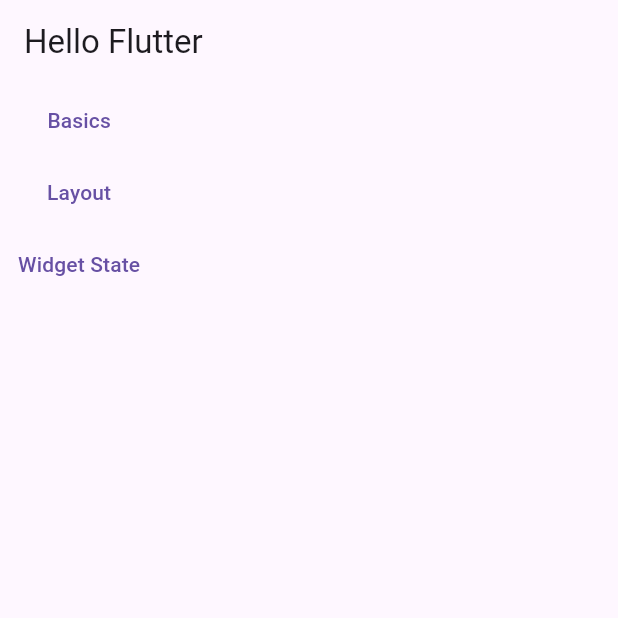
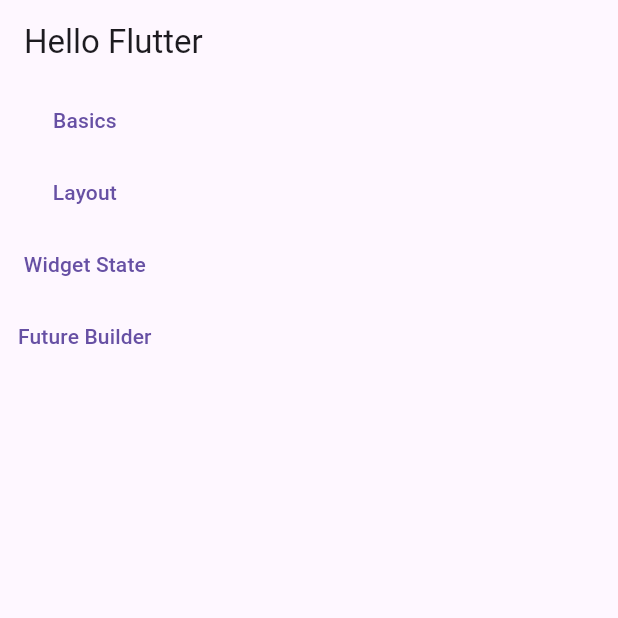
Before and after one commit to tonimorell/dart-flutter-tutorial, a Flutter app: the screen it shows after launch, on a phone screen of 412 x 824 dp, the top half of it. Run offline on Flutter 3.47's test engine with Material 3 defaults, Android fonts, the phone set to English and light mode, and no system bars.

```diff
--- a/dart/basic.dart
+++ b/dart/basic.dart
@@ -1,5 +1,5 @@
 var name = "Flutter Dev"; // Type inferred as String
-final age = 25; // Immutable variable
+const age = 25; // Immutable variable
 const PI = 3.14; // Compile-time constant
 
 int count = 5;
--- a/dart/exercise.dart
+++ b/dart/exercise.dart
@@ -46,8 +46,8 @@ List<NetworkElement> combineAndSort(List<NetworkElement> list1, List<NetworkElem
 }
 void main() {
   List<NetworkElement> sortedList = combineAndSort(listOne, listTwo, false, 'volume');
-  sortedList.forEach((element) {
+  for (var element in sortedList) {
     print('ID: ${element.id}, Volume: ${element.volume}, Name: ${element.name}');
     // print(element.toString());
-  });
+  }
 }
--- a/lib/main.dart
+++ b/lib/main.dart
@@ -1,5 +1,6 @@
 import 'package:flutter/material.dart';
 import 'package:flutter_tutorial/screens/basics.dart';
+import 'package:flutter_tutorial/screens/future_builder.dart';
 import 'package:flutter_tutorial/screens/layout.dart';
 import 'package:flutter_tutorial/screens/widget_state.dart';
 
@@ -8,17 +9,20 @@ void main() {
 }
 
 class MyApp extends StatelessWidget {
+  const MyApp({super.key});
+
   @override
   Widget build(BuildContext context) {
     return MaterialApp(
       routes: {
         '/basics': (context) => BasicsPage(),
-        '/layout': (context) => LayoutPage(),
-        '/widget-state': (context) => WidgetStatePage()
+        '/layout': (context) => const LayoutPage(),
+        '/widget-state': (context) => const WidgetStatePage(),
+        '/future-builder': (context) => const FutureBuilderPage()
       },
       home: Scaffold(
         appBar: AppBar(
-          title: Text("Hello Flutter"),
+          title: const Text("Hello Flutter"),
         ),
         body: Builder(builder: (context) {
           return Column(
@@ -27,19 +31,25 @@ class MyApp extends StatelessWidget {
                 onPressed: () {
                   Navigator.pushNamed(context, '/basics');
                 },
-                child: Text("Basics"),
+                child: const Text("Basics"),
               ),
               TextButton(
                 onPressed: () {
                   Navigator.pushNamed(context, '/layout');
                 },
-                child: Text("Layout"),
+                child: const Text("Layout"),
               ),
               TextButton(
                 onPressed: () {
                   Navigator.pushNamed(context, '/widget-state');
                 },
-                child: Text("Widget State"),
+                child: const Text("Widget State"),
+              ),
+              TextButton(
+                onPressed: () {
+                  Navigator.pushNamed(context, '/future-builder');
+                },
+                child: const Text("Future Builder"),
               )
             ],
           );
--- a/lib/screens/layout.dart
+++ b/lib/screens/layout.dart
@@ -7,7 +7,7 @@ class LayoutPage extends StatelessWidget {
   Widget build(BuildContext context) {
     return Scaffold(
       appBar: AppBar(
-        title: Text('Flutter Layout'),
+        title: const Text('Flutter Layout'),
       ),
       body: Center(
         child: Container(
```
Also changed, not shown: lib/screens/basics.dart (+5 -3 lines), lib/screens/future_builder.dart (+110 -5 lines).
